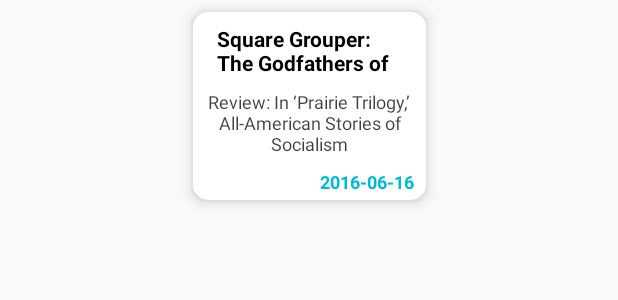
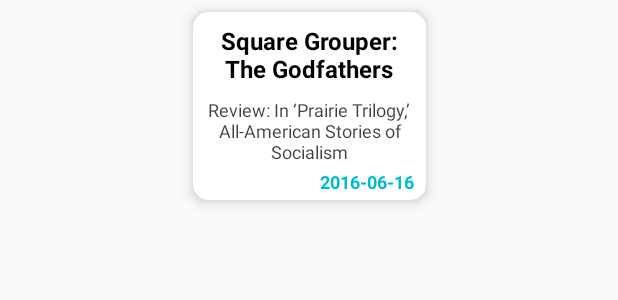
Before and after one commit to Alvarenga-Dev/Movie-Reviews, an Android app: the layout item_movie_critic_review.xml on its own in the app's theme, with its tools: preview values and no code run, on a phone screen of 412 x 824 dp. Shown: the top 300 px of the screen. Run offline under Robolectric (Android 15) with nearby library versions, the phone set to English and light mode, and no system bars.

Commit message:
chore: remove textStyle; add textSize

```diff
--- a/app/src/main/java/com/alvarengadev/moviereviews/view/home/HomeViewModel.kt
+++ b/app/src/main/java/com/alvarengadev/moviereviews/view/home/HomeViewModel.kt
@@ -13,7 +13,8 @@ class HomeViewModel(
 ) : ViewModel() {
 
     val movieCriticsReviewData: MutableLiveData<ArrayList<Review>> = MutableLiveData()
-    val getMoviesCriticsReviewFavoritesData: MutableLiveData<List<Review>> = MutableLiveData()
+    val getMoviesCriticsReviewFavoritesData: MutableLiveData<ArrayList<Review>> = MutableLiveData()
+    val searchReviewData: MutableLiveData<String> = MutableLiveData()
     val isRemoveData: MutableLiveData<Boolean> = MutableLiveData()
 
     fun getReviews() {
--- a/app/src/main/res/layout/item_movie_critic_review.xml
+++ b/app/src/main/res/layout/item_movie_critic_review.xml
@@ -21,14 +21,15 @@
             android:layout_height="match_parent">
 
             <TextView
+                style="@style/TitleStyle"
                 android:id="@+id/tv_title_favorite"
                 android:layout_width="0dp"
                 android:layout_height="wrap_content"
                 android:layout_marginStart="16dp"
                 android:layout_marginTop="8dp"
                 android:layout_marginEnd="16dp"
+                android:textSize="@dimen/text_size_sub_header"
                 android:maxLines="2"
-                android:textStyle="bold"
                 app:layout_constraintEnd_toEndOf="parent"
                 app:layout_constraintStart_toStartOf="parent"
                 app:layout_constraintTop_toTopOf="parent"
```
